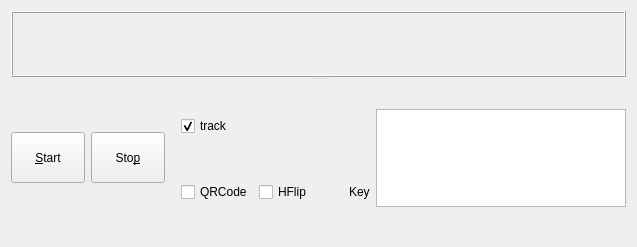
First picture: the form in eMPTYHOUSE-Qt/emptyhouse.ui, repository peitaosu/eMPTYHOUSE-AR, before the edit.
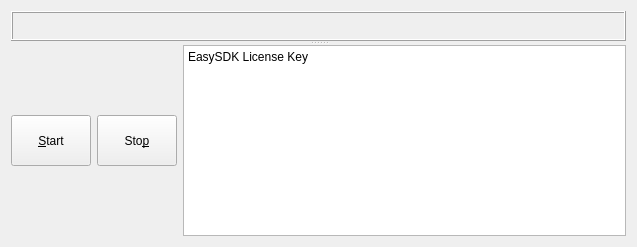
Second picture: the form after the edit.

Patch:
```diff
--- a/eMPTYHOUSE-Qt/emptyhouse.ui
+++ b/eMPTYHOUSE-Qt/emptyhouse.ui
@@ -35,69 +35,10 @@
      </widget>
      <widget class="QWidget" name="layoutWidget">
       <layout class="QGridLayout" name="gridLayout">
-       <item row="1" column="3">
-        <widget class="QCheckBox" name="checkBox_barcode">
-         <property name="text">
-          <string>QRCode</string>
-         </property>
-         <property name="checked">
-          <bool>false</bool>
-         </property>
-        </widget>
-       </item>
-       <item row="1" column="4">
-        <widget class="QCheckBox" name="checkBox_hflip">
-         <property name="text">
-          <string>HFlip</string>
-         </property>
-        </widget>
-       </item>
-       <item row="0" column="3">
-        <widget class="QCheckBox" name="checkBox_track">
-         <property name="text">
-          <string>track</string>
-         </property>
-         <property name="checked">
-          <bool>true</bool>
-         </property>
-        </widget>
-       </item>
-       <item row="1" column="2">
-        <spacer name="horizontalSpacer_4">
-         <property name="orientation">
-          <enum>Qt::Horizontal</enum>
-         </property>
-         <property name="sizeType">
-          <enum>QSizePolicy::Preferred</enum>
-         </property>
-         <property name="sizeHint" stdset="0">
-          <size>
-           <width>17</width>
-           <height>15</height>
-          </size>
-         </property>
-        </spacer>
-       </item>
-       <item row="1" column="6">
-        <widget class="QLabel" name="label">
-         <property name="text">
-          <string>Key</string>
-         </property>
-        </widget>
-       </item>
-       <item row="0" column="0" rowspan="2">
-        <widget class="QPushButton" name="pushButton_start">
-         <property name="minimumSize">
-          <size>
-           <width>61</width>
-           <height>51</height>
-          </size>
-         </property>
-         <property name="focusPolicy">
-          <enum>Qt::NoFocus</enum>
-         </property>
-         <property name="text">
-          <string>&amp;Start</string>
+       <item row="0" column="3" rowspan="2">
+        <widget class="QPlainTextEdit" name="plainTextEdit">
+         <property name="plainText">
+          <string>EasySDK License Key</string>
          </property>
         </widget>
        </item>
@@ -117,21 +58,21 @@
          </property>
         </widget>
        </item>
-       <item row="1" column="5">
-        <spacer name="horizontalSpacer_2">
-         <property name="orientation">
-          <enum>Qt::Horizontal</enum>
-         </property>
-         <property name="sizeHint" stdset="0">
+       <item row="0" column="0" rowspan="2">
+        <widget class="QPushButton" name="pushButton_start">
+         <property name="minimumSize">
           <size>
-           <width>37</width>
-           <height>15</height>
+           <width>61</width>
+           <height>51</height>
           </size>
          </property>
-        </spacer>
-       </item>
-       <item row="0" column="7" rowspan="2">
-        <widget class="QPlainTextEdit" name="plainTextEdit"/>
+         <property name="focusPolicy">
+          <enum>Qt::NoFocus</enum>
+         </property>
+         <property name="text">
+          <string>&amp;Start</string>
+         </property>
+        </widget>
        </item>
       </layout>
      </widget>
```
